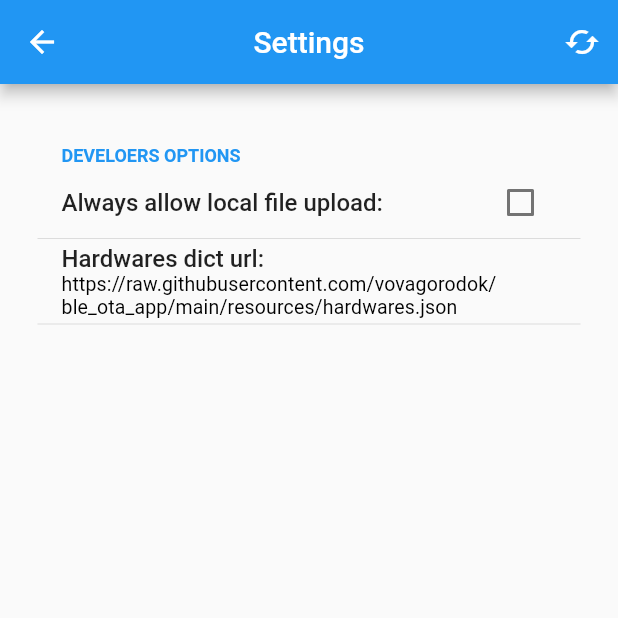
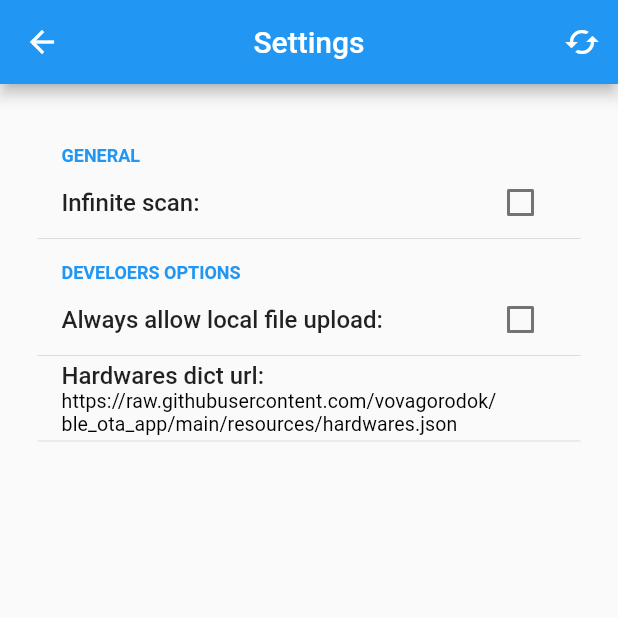
Before and after one commit to vovagorodok/ble_ota_app, a Flutter app: the SettingsScreen screen opened directly, on a phone screen of 412 x 824 dp, the top half of it. Run offline on Flutter 3.47's test engine with Material 2 defaults, Android fonts, the light colour scheme and no system bars; drawn by our look-alikes of flutter_settings_screens; our stand-ins replace expandable, file_picker, permission_handler, wakelock; missing offline and left inert: flutter_reactive_ble.

Commit message:
Added infinite scan option

```diff
--- a/lib/src/settings/settings_pairs.dart
+++ b/lib/src/settings/settings_pairs.dart
@@ -1,6 +1,15 @@
+import 'package:flutter_settings_screens/flutter_settings_screens.dart';
+
+const keyInfiniteScan = 'key-infinite-scan';
+const valueInfiniteScan = false;
+
 const keyAlwaysAllowLocalFileUpload = 'key-allow-local-upload';
 const valueAlwaysAllowLocalFileUpload = false;
 
 const keyHardwaresDictUrl = 'key-dict-url';
 const valueHardwaresDictUrl =
     "https://raw.githubusercontent.com/vovagorodok/ble_ota_app/main/resources/hardwares.json";
+
+T getSettingsValue<T>(String key, T defaultValue) {
+  return Settings.getValue<T>(key, defaultValue: defaultValue) as T;
+}
--- a/lib/src/ui/scaner_screen.dart
+++ b/lib/src/ui/scaner_screen.dart
@@ -7,6 +7,7 @@ import 'package:ble_ota_app/src/ble/ble_uuids.dart';
 import 'package:ble_ota_app/src/ui/status_screen.dart';
 import 'package:ble_ota_app/src/ui/settings_screen.dart';
 import 'package:ble_ota_app/src/ui/upload_screen.dart';
+import 'package:ble_ota_app/src/settings/settings_pairs.dart';
 
 class ScanerScreen extends StatefulWidget {
   const ScanerScreen({super.key});
@@ -34,7 +35,9 @@ class ScanerScreenState extends State<ScanerScreen> {
     Wakelock.enable();
     bleScanner.startScan([serviceUuid]);
 
-    Future.delayed(const Duration(seconds: 10), _stopScan);
+    if (!getSettingsValue<bool>(keyInfiniteScan, valueInfiniteScan)) {
+      Future.delayed(const Duration(seconds: 10), _stopScan);
+    }
   }
 
   void _stopScan() {
--- a/lib/src/ui/settings_screen.dart
+++ b/lib/src/ui/settings_screen.dart
@@ -23,6 +23,16 @@ class SettingsScreen extends StatelessWidget {
           padding: const EdgeInsets.all(25.0),
           child: ListView(children: [
             SettingsGroup(
+              title: "General",
+              children: [
+                CheckboxSettingsTile(
+                  title: 'Infinite scan:',
+                  settingKey: keyInfiniteScan,
+                  defaultValue: valueInfiniteScan,
+                ),
+              ],
+            ),
+            SettingsGroup(
               title: "Develoers options",
               children: [
                 CheckboxSettingsTile(
```
Also changed, not shown: lib/src/ui/upload_screen.dart (+5 -7 lines).
